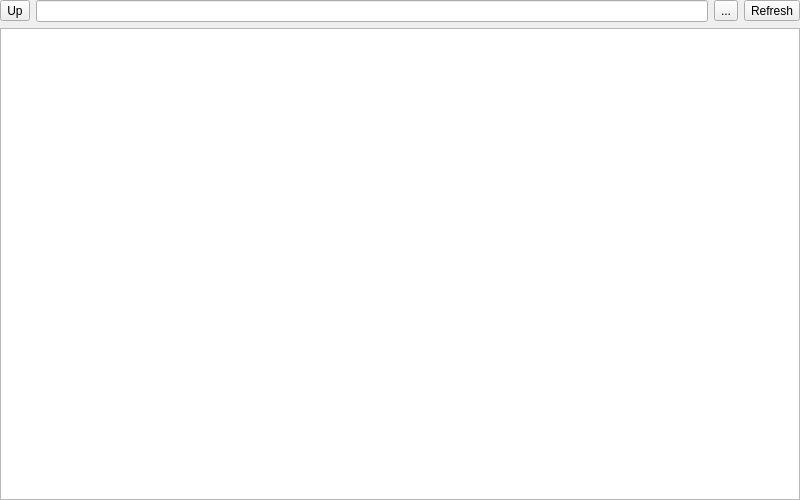
Qt form XFileExplorer/xfileexplorer.ui (horsicq/FormatWidgets) before a commit.
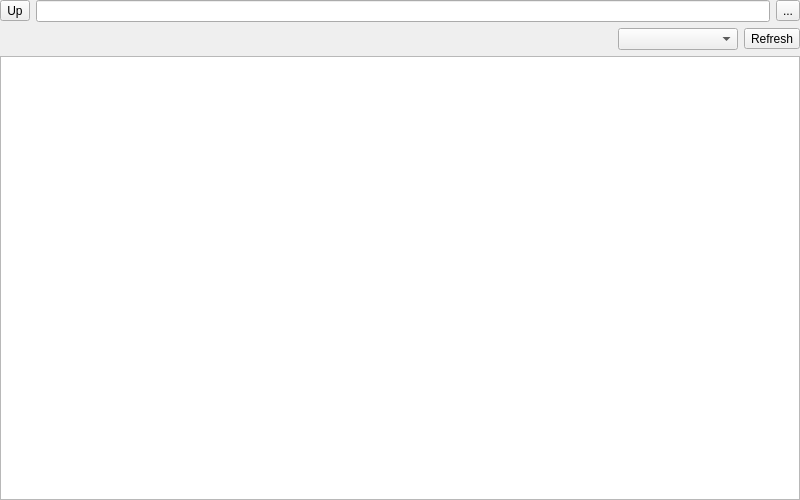
The same form after that commit. Custom widgets are drawn as their Qt base class.

Commit message: feat: add XComboBoxEx dependency and restructure UI layout

Diff of the .ui file:
```diff
--- a/XFileExplorer/xfileexplorer.ui
+++ b/XFileExplorer/xfileexplorer.ui
@@ -27,7 +27,9 @@
     <number>0</number>
    </property>
    <item>
-    <layout class="QHBoxLayout" name="horizontalLayout">
+    <layout class="QVBoxLayout" name="verticalLayoutControls">
+     <item>
+      <layout class="QHBoxLayout" name="horizontalLayoutPath">
      <item>
       <widget class="QToolButton" name="toolButtonUp">
        <property name="text">
@@ -45,6 +47,33 @@
        </property>
       </widget>
      </item>
+      </layout>
+     </item>
+     <item>
+      <layout class="QHBoxLayout" name="horizontalLayoutFilter">
+       <item>
+        <spacer name="horizontalSpacerFilter">
+         <property name="orientation">
+          <enum>Qt::Horizontal</enum>
+         </property>
+         <property name="sizeHint" stdset="0">
+          <size>
+           <width>40</width>
+           <height>20</height>
+          </size>
+         </property>
+        </spacer>
+       </item>
+       <item>
+        <widget class="XComboBoxEx" name="comboBoxColumns">
+         <property name="minimumSize">
+          <size>
+           <width>120</width>
+           <height>0</height>
+          </size>
+         </property>
+        </widget>
+       </item>
      <item>
       <widget class="QToolButton" name="toolButtonRefresh">
        <property name="text">
@@ -54,6 +83,8 @@
      </item>
     </layout>
    </item>
+    </layout>
+   </item>
    <item>
     <widget class="QTreeView" name="treeViewFileSystem">
      <property name="contextMenuPolicy">
@@ -81,6 +112,13 @@
    </item>
   </layout>
  </widget>
+ <customwidgets>
+  <customwidget>
+   <class>XComboBoxEx</class>
+   <extends>QComboBox</extends>
+   <header>xcomboboxex.h</header>
+  </customwidget>
+ </customwidgets>
  <resources/>
  <connections/>
 </ui>
```
Lines whose indentation alone changed are shown as unchanged. The commit also changes 2 other files.
